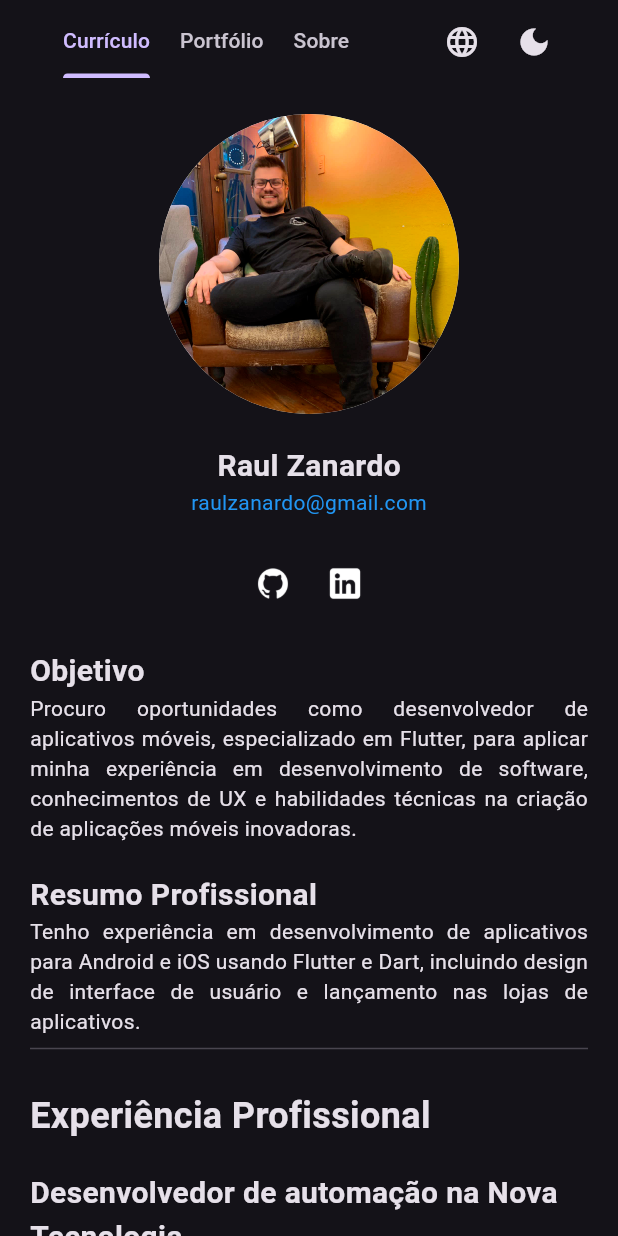
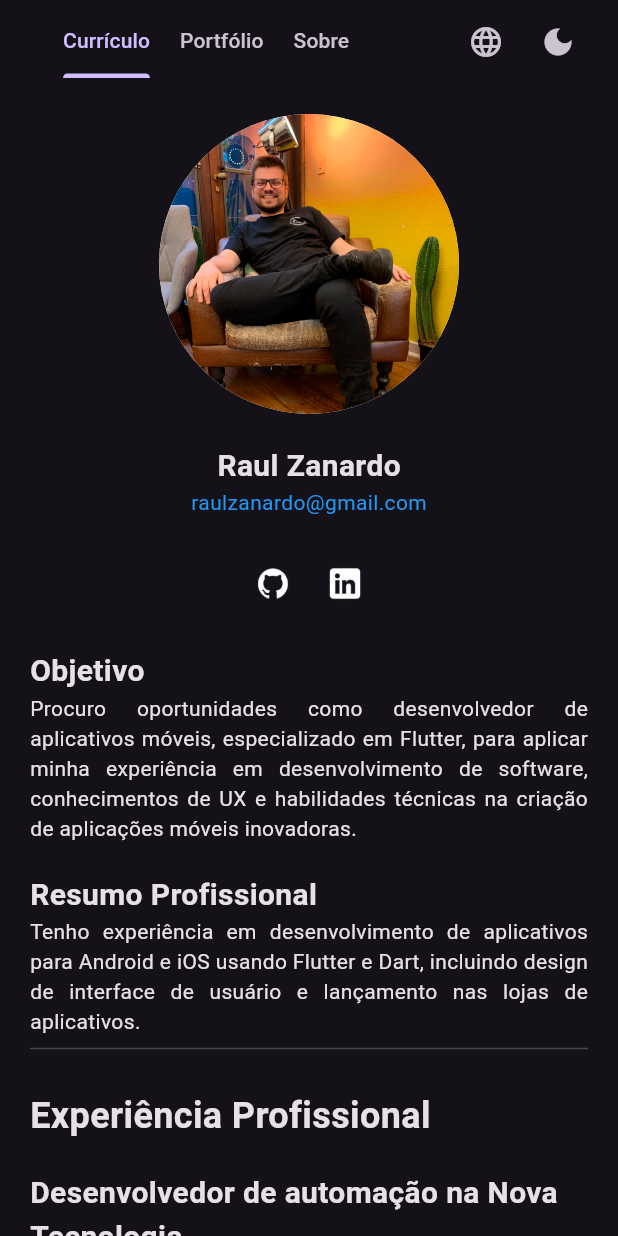
Before and after one commit to raulzanardo/curriculo, a Flutter app: the screen it shows after launch, on a phone screen of 412 x 824 dp. Run offline on Flutter 3.47's test engine with Material 3 defaults, Android fonts, the phone set to English and light mode, and no system bars; our stand-ins replace i18n_extension.

Commit message:
implementação do NestedScrollView

```diff
--- /dev/null
+++ b/devtools_options.yaml
@@ -0,0 +1 @@
+extensions:
--- a/lib/pages/page_home.dart
+++ b/lib/pages/page_home.dart
@@ -41,9 +41,10 @@ class _PageHomeState extends State<PageHome> with SingleTickerProviderStateMixin
                 pinned: MediaQuery.of(context).size.width > 800,
                 floating: true,
                 forceElevated: innerBoxIsScrolled,
+
                 title: AppBar(
                   title: Row(
-                    mainAxisAlignment: MainAxisAlignment.spaceBetween,
+                    mainAxisAlignment: (MediaQuery.of(context).size.width > 370) ? MainAxisAlignment.start : MainAxisAlignment.center,
                     children: [
                       //TODO mudar para Actions
                       TabBar(
@@ -64,10 +65,10 @@ class _PageHomeState extends State<PageHome> with SingleTickerProviderStateMixin
                         onTap: (index) {},
                       ),
                       //TODO mudar para Actions
-                      Visibility(
-                        visible: MediaQuery.of(context).size.width > 330,
-                        child: Row(
-                          children: [
+                    ],
+                  ),
+                  actions: (MediaQuery.of(context).size.width > 370)
+                      ? [
                           IconButton(
                             tooltip: I18n.of(context).locale.languageCode.toUpperCase(),
                             onPressed: () {
@@ -87,11 +88,8 @@ class _PageHomeState extends State<PageHome> with SingleTickerProviderStateMixin
                             },
                             icon: Icon(themeNotifier.getThemeIcon()),
                           )
-                          ],
-                        ),
-                      )
-                    ],
-                  ),
+                        ]
+                      : <Widget>[],
                 ),
               ),
             ];
```
Lines whose indentation alone changed are shown as unchanged.
